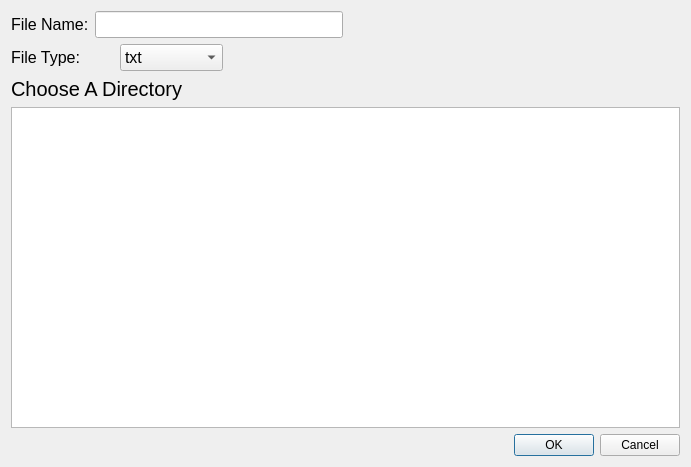
Above: savepaneldialog.ui from zolondekn9689/TextPad before the change. Below: the same form after it.
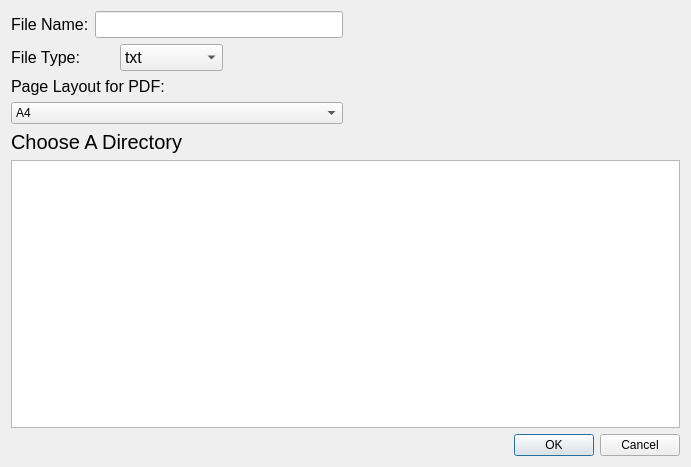
That is the form after the change.

Patch:
```diff
--- a/savepaneldialog.ui
+++ b/savepaneldialog.ui
@@ -14,7 +14,7 @@
    <string>Dialog</string>
   </property>
   <layout class="QGridLayout" name="gridLayout">
-   <item row="3" column="1">
+   <item row="7" column="1">
     <widget class="QDialogButtonBox" name="buttonBox">
      <property name="orientation">
       <enum>Qt::Horizontal</enum>
@@ -104,10 +104,19 @@
      </item>
     </layout>
    </item>
-   <item row="2" column="0" colspan="2">
-    <widget class="QTreeView" name="treeView"/>
-   </item>
    <item row="1" column="0">
+    <widget class="QLabel" name="label_4">
+     <property name="font">
+      <font>
+       <pointsize>12</pointsize>
+      </font>
+     </property>
+     <property name="text">
+      <string>Page Layout for PDF:</string>
+     </property>
+    </widget>
+   </item>
+   <item row="5" column="0">
     <widget class="QLabel" name="label_3">
      <property name="font">
       <font>
@@ -119,6 +128,18 @@
      </property>
     </widget>
    </item>
+   <item row="6" column="0" colspan="2">
+    <widget class="QTreeView" name="treeView"/>
+   </item>
+   <item row="3" column="0">
+    <widget class="QComboBox" name="comboBox_2">
+     <item>
+      <property name="text">
+       <string>A4</string>
+      </property>
+     </item>
+    </widget>
+   </item>
   </layout>
  </widget>
  <resources/>
```
